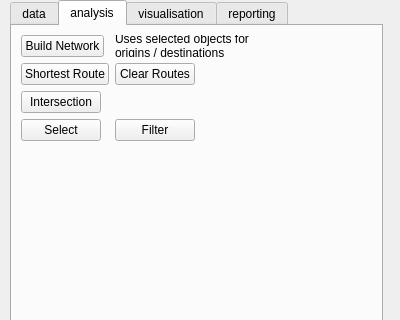
First picture: the form in SpatialDecision/spatial_decision_dockwidget_base.ui, repository LaurensJN/2016_Group09_Beaufort, before the edit; both pictures show x 0 to 400 and y 0 to 320 of the 400 by 550 pixel window.
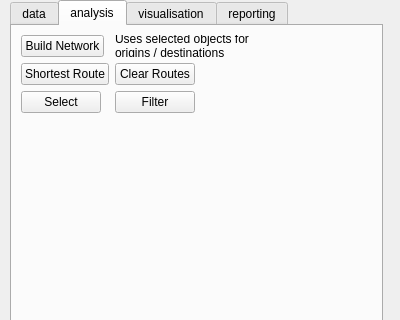
Second picture: the form after the edit.

The edit to the form file:
```diff
--- a/SpatialDecision/spatial_decision_dockwidget_base.ui
+++ b/SpatialDecision/spatial_decision_dockwidget_base.ui
@@ -216,20 +216,13 @@
        </widget>
       </item>
       <item row="3" column="0">
-       <widget class="QPushButton" name="makeIntersectionButton">
-        <property name="text">
-         <string>Intersection</string>
-        </property>
-       </widget>
-      </item>
-      <item row="4" column="0">
        <widget class="QPushButton" name="expressionSelectButton">
         <property name="text">
          <string>Select</string>
         </property>
        </widget>
       </item>
-      <item row="4" column="1">
+      <item row="3" column="1">
        <widget class="QPushButton" name="expressionFilterButton">
         <property name="text">
          <string>Filter</string>
```
Left out of the diff: 82 changed lines with no effect on the pictures.
